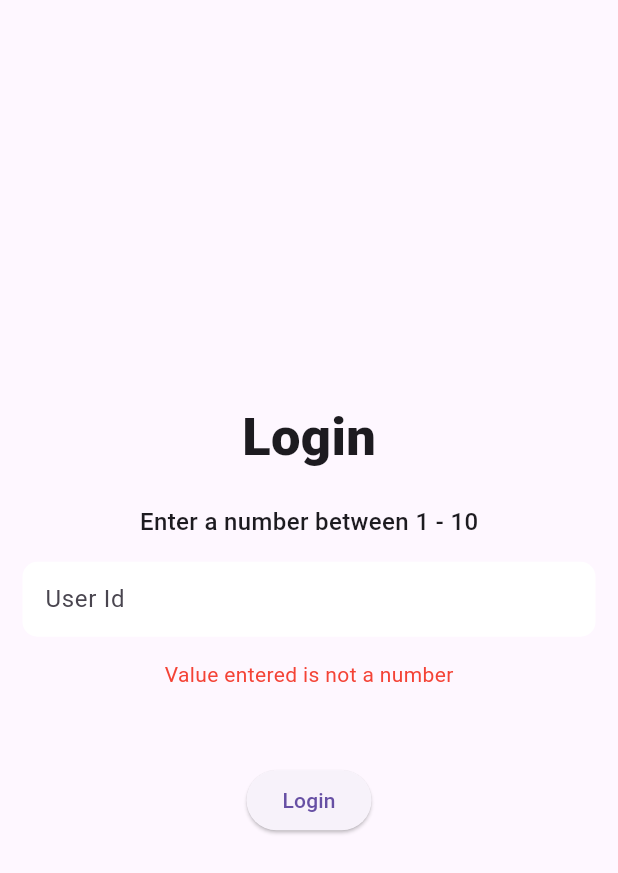
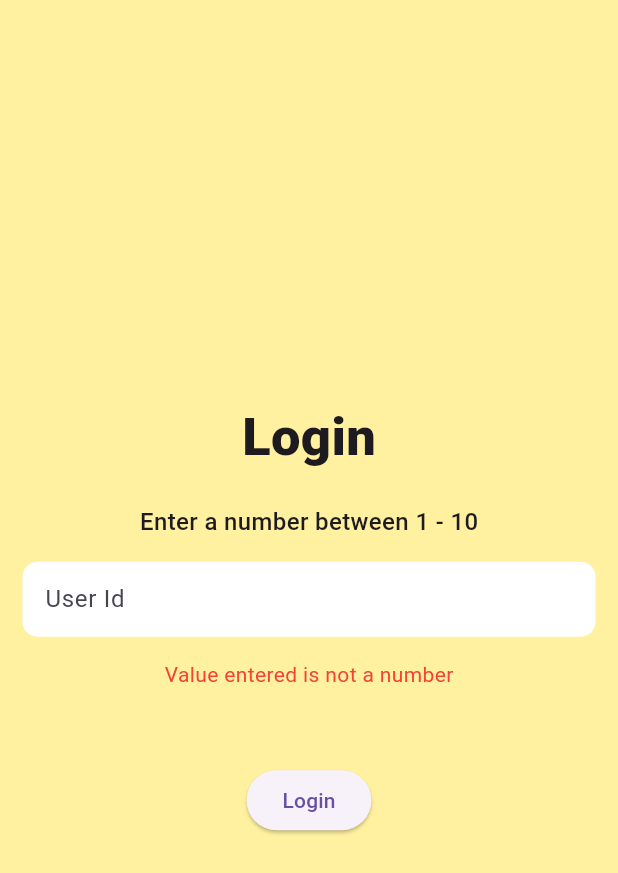
Before and after one commit to Brian1011/providers_architecture, a Flutter app: the screen it shows after launch, after a tap on "Login", on a phone screen of 412 x 824 dp. Shown: the top 873 px of the screen. Run offline on Flutter 3.47's test engine with Material 3 defaults, Android fonts, the light colour scheme and no system bars; our stand-ins replace get_it.

Commit message:
create base view

```diff
--- /dev/null
+++ b/devtools_options.yaml
@@ -0,0 +1,2 @@
+extensions:
+  - provider: true
--- /dev/null
+++ b/lib/ui/views/base_view.dart
@@ -0,0 +1,38 @@
+import 'package:flutter/material.dart';
+import 'package:provider/provider.dart';
+import 'package:providers_architecture/core/viewmodels/base_model.dart';
+
+import '../../locator.dart';
+
+class BaseView<T extends BaseModel> extends StatefulWidget {
+  final Widget Function(BuildContext context, T model, Widget child) builder;
+  final Function(T)? onModelReady;
+
+  BaseView({required this.builder, required this.onModelReady});
+
+  @override
+  State<BaseView<T>> createState() => _BaseViewState<T>();
+}
+
+class _BaseViewState<T extends BaseModel> extends State<BaseView<T>> {
+  late T model;
+
+  @override
+  void initState() {
+    model = locator<T>();
+    if (widget.onModelReady != null) {
+      widget.onModelReady!(model);
+    }
+    super.initState();
+  }
+
+  @override
+  Widget build(BuildContext context) {
+    return ChangeNotifierProvider<T>(
+        create: (context) => locator<T>(),
+        child: Consumer<T>(
+            builder: (context, model, child) =>
+                widget.builder(context, model, child!),
+            child: const SizedBox()));
+  }
+}
--- a/lib/ui/views/login_view.dart
+++ b/lib/ui/views/login_view.dart
@@ -1,10 +1,10 @@
 import 'package:flutter/material.dart';
-import 'package:provider/provider.dart';
 import 'package:providers_architecture/core/viewmodels/login_model.dart';
-import 'package:providers_architecture/locator.dart';
+import 'package:providers_architecture/ui/shared/app_colors.dart';
 
 import '../../core/enums/view_state.dart';
 import '../widgets/login_header.dart';
+import 'base_view.dart';
 
 class LoginView extends StatefulWidget {
   const LoginView({super.key});
@@ -18,10 +18,9 @@ class _LoginViewState extends State<LoginView> {
 
   @override
   Widget build(BuildContext context) {
-    return ChangeNotifierProvider<LoginModel>(
-      create: (context) => locator<LoginModel>(),
-      child: Consumer<LoginModel>(
+    return BaseView<LoginModel>(
       builder: (context, model, child) => Scaffold(
+        backgroundColor: backgroundColor,
         body: Column(
           mainAxisSize: MainAxisSize.max,
           mainAxisAlignment: MainAxisAlignment.center,
@@ -47,7 +46,7 @@ class _LoginViewState extends State<LoginView> {
           ],
         ),
       ),
-      ),
+      onModelReady: null,
     );
   }
 }
```
Lines whose indentation alone changed are shown as unchanged.
